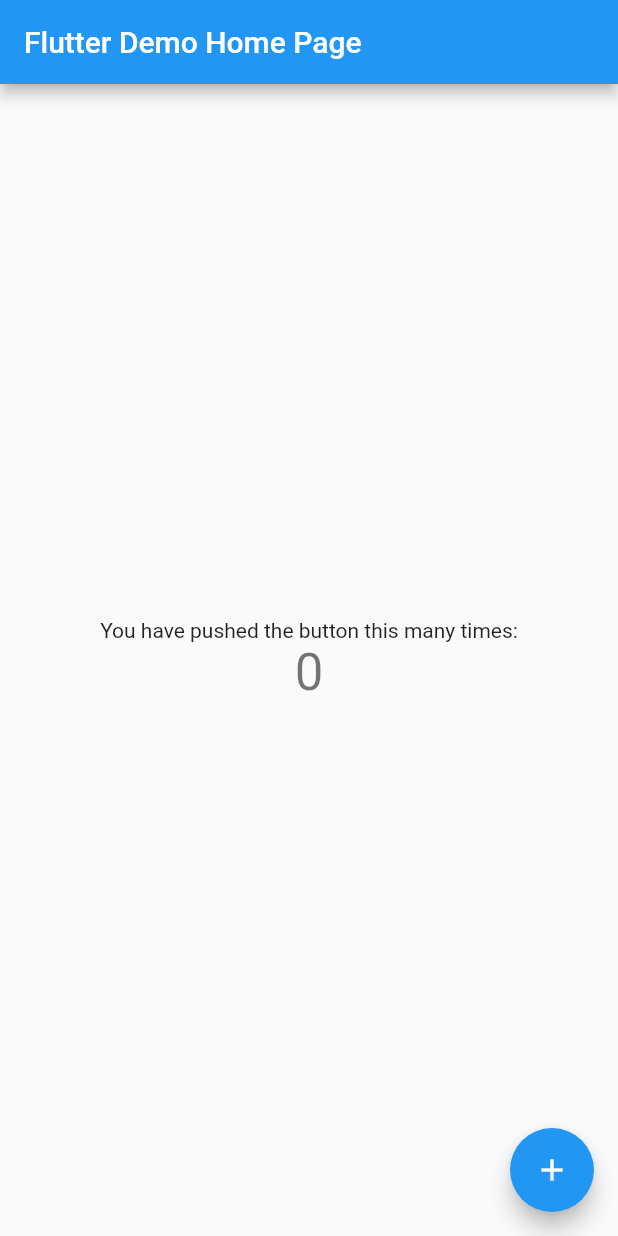
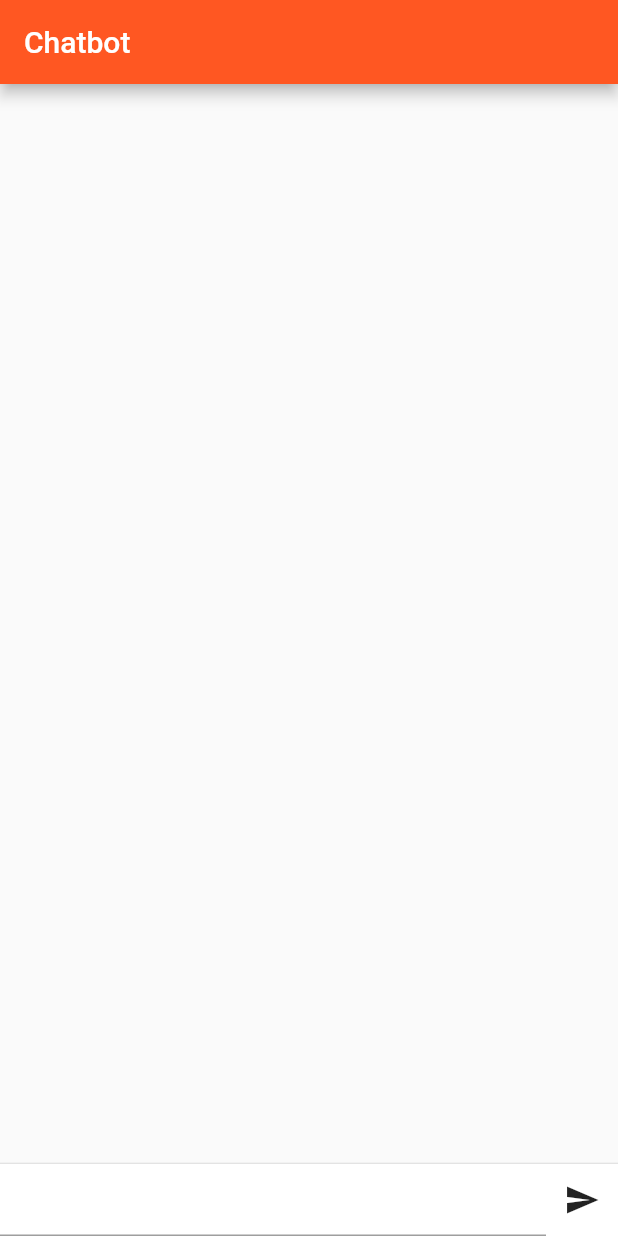
Before and after one commit to leandrocode/chatbot, a Flutter app: the screen it shows after launch, on a phone screen of 412 x 824 dp. Run offline on Flutter 3.47's test engine with Material 2 defaults, Android fonts, the phone set to English and light mode, and no system bars; missing offline and left inert: flutter_dialogflow_v2.

Commit message:
Inserido botoes  send, e metodos, send e received

```diff
--- a/chatbot/lib/main.dart
+++ b/chatbot/lib/main.dart
@@ -1,111 +1,13 @@
+import 'package:chatbot/views/home_page.dart';
 import 'package:flutter/material.dart';
+import 'package:flutter/widgets.dart';
 
-void main() => runApp(MyApp());
-
-class MyApp extends StatelessWidget {
-  // This widget is the root of your application.
-  @override
-  Widget build(BuildContext context) {
-    return MaterialApp(
-      title: 'Flutter Demo',
-      theme: ThemeData(
-        // This is the theme of your application.
-        //
-        // Try running your application with "flutter run". You'll see the
-        // application has a blue toolbar. Then, without quitting the app, try
-        // changing the primarySwatch below to Colors.green and then invoke
-        // "hot reload" (press "r" in the console where you ran "flutter run",
-        // or simply save your changes to "hot reload" in a Flutter IDE).
-        // Notice that the counter didn't reset back to zero; the application
-        // is not restarted.
-        primarySwatch: Colors.blue,
-      ),
-      home: MyHomePage(title: 'Flutter Demo Home Page'),
-    );
-  }
+void main() {
+  runApp(
+    MaterialApp(
+      debugShowCheckedModeBanner: false,
+      theme: ThemeData(primarySwatch: Colors.deepOrange),
+      home: HomePage(),
+    ),
+  );
 }
-
-class MyHomePage extends StatefulWidget {
-  MyHomePage({Key key, this.title}) : super(key: key);
-
-  // This widget is the home page of your application. It is stateful, meaning
-  // that it has a State object (defined below) that contains fields that affect
-  // how it looks.
-
-  // This class is the configuration for the state. It holds the values (in this
-  // case the title) provided by the parent (in this case the App widget) and
-  // used by the build method of the State. Fields in a Widget subclass are
-  // always marked "final".
-
-  final String title;
-
-  @override
-  _MyHomePageState createState() => _MyHomePageState();
-}
-
-class _MyHomePageState extends State<MyHomePage> {
-  int _counter = 0;
-
-  void _incrementCounter() {
-    setState(() {
-      // This call to setState tells the Flutter framework that something has
-      // changed in this State, which causes it to rerun the build method below
-      // so that the display can reflect the updated values. If we changed
-      // _counter without calling setState(), then the build method would not be
-      // called again, and so nothing would appear to happen.
-      _counter++;
-    });
-  }
-
-  @override
-  Widget build(BuildContext context) {
-    // This method is rerun every time setState is called, for instance as done
-    // by the _incrementCounter method above.
-    //
-    // The Flutter framework has been optimized to make rerunning build methods
-    // fast, so that you can just rebuild anything that needs updating rather
-    // than having to individually change instances of widgets.
-    return Scaffold(
-      appBar: AppBar(
-        // Here we take the value from the MyHomePage object that was created by
-        // the App.build method, and use it to set our appbar title.
-        title: Text(widget.title),
-      ),
-      body: Center(
-        // Center is a layout widget. It takes a single child and positions it
-        // in the middle of the parent.
-        child: Column(
-          // Column is also a layout widget. It takes a list of children and
-          // arranges them vertically. By default, it sizes itself to fit its
-          // children horizontally, and tries to be as tall as its parent.
-          //
-          // Invoke "debug painting" (press "p" in the console, choose the
-          // "Toggle Debug Paint" action from the Flutter Inspector in Android
-          // Studio, or the "Toggle Debug Paint" command in Visual Studio Code)
-          // to see the wireframe for each widget.
-          //
-          // Column has various properties to control how it sizes itself and
-          // how it positions its children. Here we use mainAxisAlignment to
-          // center the children vertically; the main axis here is the vertical
-          // axis because Columns are vertical (the cross axis would be
-          // horizontal).
-          mainAxisAlignment: MainAxisAlignment.center,
-          children: <Widget>[
-            Text(
-              'You have pushed the button this many times:',
-            ),
-            Text(
-              '$_counter',
-              style: Theme.of(context).textTheme.display1,
-            ),
-          ],
-        ),
-      ),
-      floatingActionButton: FloatingActionButton(
-        onPressed: _incrementCounter,
-        tooltip: 'Increment',
-        child: Icon(Icons.add),
-      ), // This trailing comma makes auto-formatting nicer for build methods.
-    );
-  }
-}
--- a/chatbot/lib/views/home_page.dart
+++ b/chatbot/lib/views/home_page.dart
@@ -0,0 +1,91 @@
+import 'package:chatbot/models/chat_message.dart';
+import 'package:chatbot/widgets/chat_message_list_item.dart';
+import 'package:flutter/material.dart';
+import 'package:flutter_dialogflow_v2/flutter_dialogflow.dart';
+
+class HomePage extends StatefulWidget {
+   @override
+  _HomePageState createState() => _HomePageState();
+}
+
+class _HomePageState extends State<HomePage> {
+
+  final _messageList = <ChatMessage>[];
+  final _controllerText = TextEditingController();
+
+
+  Future _dialogflowRequest({String text}) async {
+    AuthGoogle authGoogle =
+        await AuthGoogle(fileJson: 'assets/DialogFlowChatbot.credentials.json').build();
+    Dialogflow dialogflow = Dialogflow(authGoogle: authGoogle);
+    AIResponse response = await dialogflow.detectIntentFromText(text);
+
+      var message = ChatMessage(
+    name: 'Bot',
+    initials: 'B',
+    text: response.getMessage(),
+    type: ChatMessageType.received);
+
+    setState(() {
+     _messageList.insert(0, message);
+    });
+  }
+
+Widget _buildList(){
+  return Flexible(
+    child: ListView.builder(
+      itemCount: _messageList.length,
+      itemBuilder: (_,int index) => ChatMessageListItem(
+        chatMessage: _messageList[index],
+      ),
+      reverse: true,
+    ),
+  );
+}
+
+  @override
+  Widget build(BuildContext context) {
+    return Scaffold(
+      appBar: AppBar(title: Text("Chatbot")),
+      body: Column(
+       children: <Widget>[ _buildList(),
+          Divider(height: 1),
+          _buildUserInput()],
+      ),
+    );
+  }
+
+  Widget _buildUserInput(){
+    return Container(
+      color:  Colors.white,
+      child: Row(
+        children: <Widget>[
+          Flexible(child: TextField(controller: _controllerText)),
+          IconButton(
+            icon: Icon(Icons.send),
+            onPressed: _sendMessage,
+          )
+        ],
+      ),
+    );
+  }
+
+void _sendMessage(){
+  var message = ChatMessage(
+    name: 'Kleber',
+    initials: 'K',
+    text: _controllerText.text,
+    type: ChatMessageType.sent);
+
+    setState(() {
+     _messageList.insert(0, message);
+    });
+
+    _dialogflowRequest(text: _controllerText.text);
+}
+
+
+
+
+
+}
```
